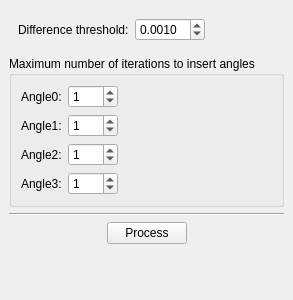
Above: src/SmoothDockWidget.ui from KimuraRyo/BSDFProcessor before the change. Below: the same form after it.
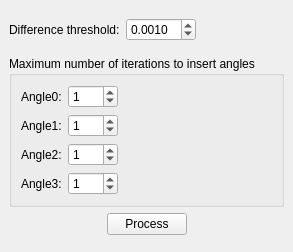
That is the form after the change.

```diff
--- a/src/SmoothDockWidget.ui
+++ b/src/SmoothDockWidget.ui
@@ -6,18 +6,30 @@
    <rect>
     <x>0</x>
     <y>0</y>
-    <width>277</width>
-    <height>300</height>
+    <width>270</width>
+    <height>252</height>
    </rect>
   </property>
+  <property name="minimumSize">
+   <size>
+    <width>270</width>
+    <height>246</height>
+   </size>
+  </property>
   <property name="windowTitle">
    <string>Smooth</string>
   </property>
   <widget class="QWidget" name="dockWidgetContents">
    <layout class="QVBoxLayout" name="verticalLayout">
+    <property name="bottomMargin">
+     <number>0</number>
+    </property>
     <item>
      <widget class="QWidget" name="parameterWidget" native="true">
       <layout class="QFormLayout" name="parameterFormLayout">
+       <property name="leftMargin">
+        <number>0</number>
+       </property>
        <item row="0" column="0">
         <widget class="QLabel" name="label">
          <property name="text">
@@ -142,13 +154,6 @@
       </layout>
      </widget>
     </item>
-    <item>
-     <widget class="Line" name="line">
-      <property name="orientation">
-       <enum>Qt::Horizontal</enum>
-      </property>
-     </widget>
-    </item>
     <item>
      <layout class="QHBoxLayout" name="horizontalLayout">
       <item>
@@ -206,7 +211,7 @@
       <property name="sizeHint" stdset="0">
        <size>
         <width>20</width>
-        <height>1000</height>
+        <height>40</height>
        </size>
       </property>
      </spacer>
```
Left out of the diff: 2 changed lines with no effect on the pictures.
